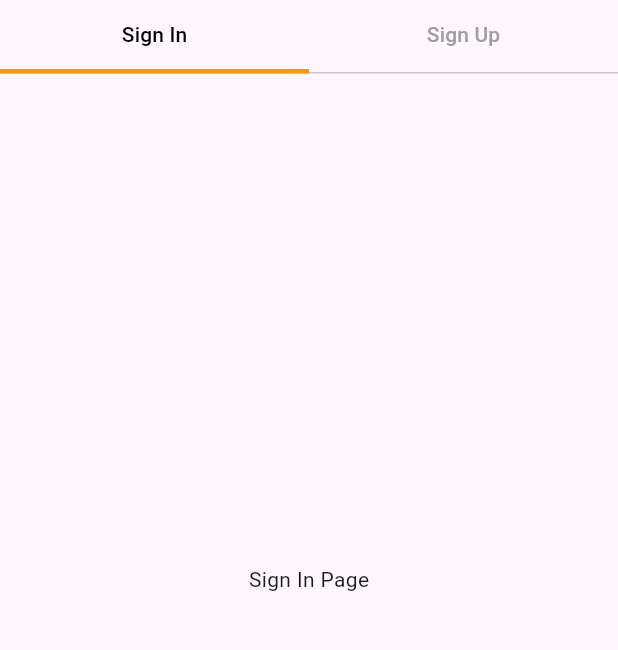
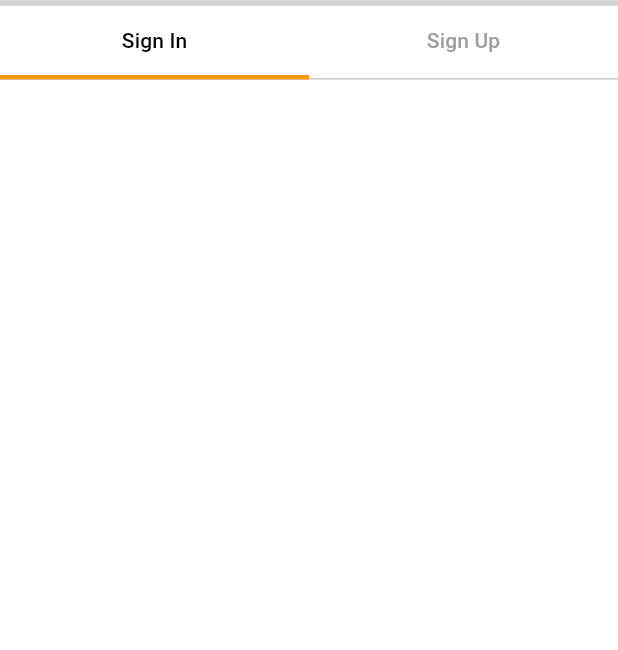
Before and after one commit to nazifanishat09/Dada-Garments, a Flutter app: the screen it shows after launch, on a phone screen of 412 x 824 dp, the part 150-800 px from its top. Run offline on Flutter 3.47's test engine with Material 3 defaults, Android fonts, the phone set to English and light mode, and no system bars.

Commit message:
custom text widgets

```diff
--- a/lib/main.dart
+++ b/lib/main.dart
@@ -1,4 +1,4 @@
-import 'package:dada_garments/view/login/login.dart';
+import 'package:dada_garments/view/auth_ui/auth_ui.dart';
 import 'package:dada_garments/view/splashScreen/splashScreen.dart';
 import 'package:flutter/material.dart';
 
--- a/lib/view/login/login.dart
+++ b/lib/view/auth_ui/auth_ui.dart
@@ -15,8 +15,16 @@ class _LogInScreenState extends State<LogInScreen> {
   Widget build(BuildContext context) {
     return DefaultTabController(length: 2,
       child: Scaffold(appBar: CustomAppBar(),
+      backgroundColor: Colors.white,
       body: Column(
         children: [
+          Container(
+            height: 4,
+            width: double.infinity,
+            decoration: BoxDecoration(
+              color: Colors.grey[350],
+            ),
+          ),
         const TabBar(
         labelColor: Colors.black,
         unselectedLabelColor: Colors.grey,
@@ -31,7 +39,10 @@ class _LogInScreenState extends State<LogInScreen> {
       const Expanded(
         child: TabBarView(
           children: [
-            Center(child: Text("Sign In Page")),
+            Column(children: [
+
+
+            ],),
             Center(child: Text("Sign Up Page")),
           ],
         ),
```
Also changed, not shown: lib/view/widget/custom_text_widget.dart (added, +29 -0 lines).
